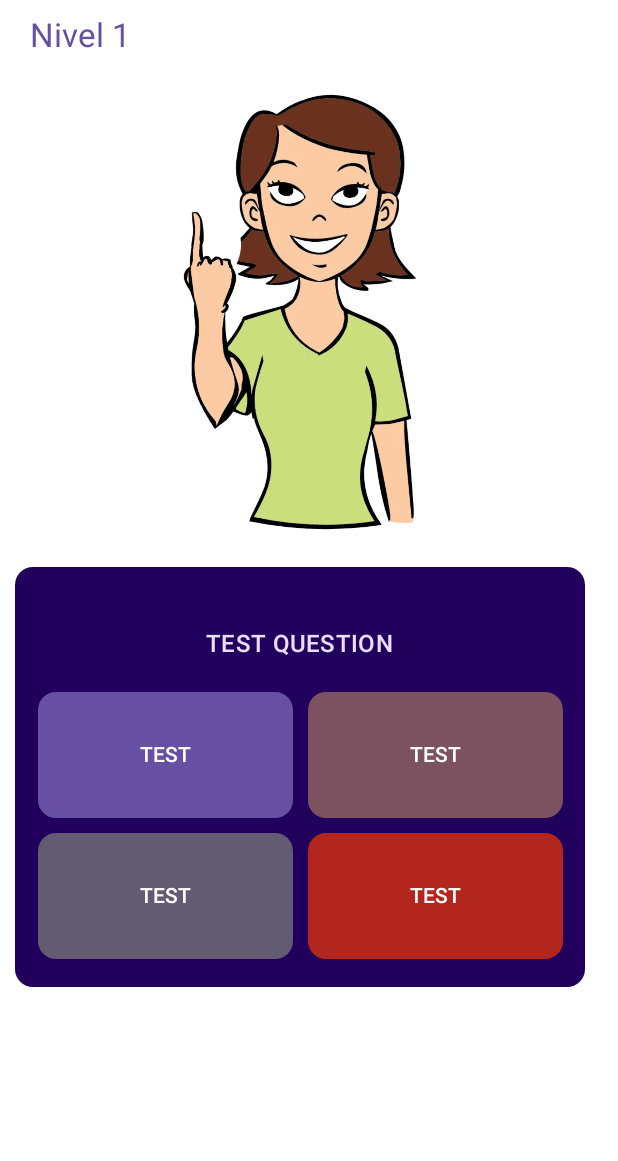
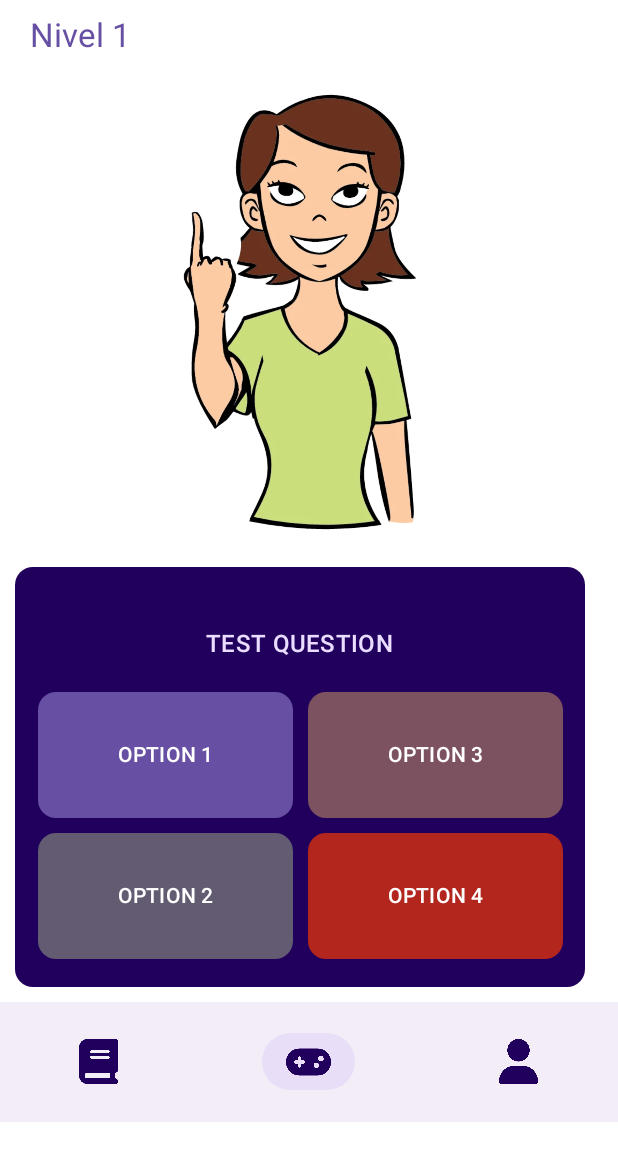
Before and after one commit to AlejandroMelendezTorres/McQueens-CyberApp, an Android app built with Jetpack Compose: the @Preview function LevelTabPreview, on a phone screen of 412 x 824 dp. Shown: the top 1161 px of the screen. Run offline under Robolectric (Android 15) with nearby library versions, the phone set to English and light mode, and no system bars.

Commit message:
added navbar and quizquestion class

```diff
--- a/Ademanos-Android-App/app/src/main/java/com/example/ademanos_android_app/LevelTab.kt
+++ b/Ademanos-Android-App/app/src/main/java/com/example/ademanos_android_app/LevelTab.kt
@@ -17,6 +17,7 @@ import androidx.compose.ui.layout.ContentScale
 import androidx.compose.ui.res.painterResource
 import androidx.compose.ui.text.style.TextAlign
 import androidx.compose.ui.tooling.preview.Preview
+import com.example.ademanos_android_app.ui.theme.QuizQuestion
 
 
 @Composable
@@ -52,7 +53,7 @@ fun OptionCard(
 
 @Composable
 fun OptionCardGrid(
-    question:String,
+    quizQuestion: QuizQuestion,
     modifier: Modifier = Modifier
 ){
     Surface(
@@ -69,7 +70,7 @@ fun OptionCardGrid(
                 .padding(top = 20.dp)
         ) {
             Text(
-                text = question.uppercase(),
+                text = quizQuestion.question.uppercase(),
                 style = MaterialTheme.typography.titleMedium,
                 modifier = Modifier,
                 color = MaterialTheme.colorScheme.primaryContainer
@@ -83,15 +84,15 @@ fun OptionCardGrid(
                     verticalArrangement = Arrangement.spacedBy(10.dp),
                     modifier=Modifier
                 ) {
-                    OptionCard(text = "Test", color = MaterialTheme.colorScheme.primary)
-                    OptionCard(text = "Test", color = MaterialTheme.colorScheme.secondary)
+                    OptionCard(text = quizQuestion.options[0], color = MaterialTheme.colorScheme.primary)
+                    OptionCard(text = quizQuestion.options[1], color = MaterialTheme.colorScheme.secondary)
                 }
                 Column(
                     verticalArrangement = Arrangement.spacedBy(10.dp),
                     modifier=Modifier
                 ) {
-                    OptionCard(text = "Test", color = MaterialTheme.colorScheme.tertiary)
-                    OptionCard(text = "Test", color = MaterialTheme.colorScheme.error)
+                    OptionCard(text = quizQuestion.options[2], color = MaterialTheme.colorScheme.tertiary)
+                    OptionCard(text = quizQuestion.options[3], color = MaterialTheme.colorScheme.error)
                 }
             }
         }
@@ -115,12 +116,12 @@ fun SignImage(
 
 @Composable
 fun LevelTab(
-    level:Int,
+    quizQuestion: QuizQuestion,
     modifier: Modifier = Modifier
 ){
     Column(modifier = modifier) {
         Text(
-            text = "Nivel $level",
+            text = "Nivel ${quizQuestion.levelNumber}",
             style = MaterialTheme.typography.titleLarge,
             textAlign = TextAlign.Left,
             color =  MaterialTheme.colorScheme.primary,
@@ -133,8 +134,56 @@ fun LevelTab(
                 .verticalScroll(rememberScrollState())
         ) {
             SignImage(R.drawable.number_1,modifier=Modifier.padding(vertical = 10.dp))
-            OptionCardGrid("Test question",modifier=Modifier.padding(vertical = 10.dp, horizontal = 10.dp))
+            OptionCardGrid(quizQuestion,modifier=Modifier.padding(vertical = 10.dp, horizontal = 10.dp))
         }
+        LevelBottomNavigation()
+    }
+}
+
+@Composable
+private fun LevelBottomNavigation(modifier: Modifier = Modifier) {
+    NavigationBar(
+        modifier=modifier
+    ){
+        NavigationBarItem(
+            icon = {
+                Icon(
+                    painter = painterResource(R.drawable.book_solid),
+                    tint = MaterialTheme.colorScheme.onPrimaryContainer,
+                    contentDescription = null,
+                    modifier = Modifier
+                        .size(30.dp)
+                )
+            },
+            selected = false,
+            onClick = { /*TODO*/ }
+        )
+        NavigationBarItem(
+            icon = {
+                Icon(
+                    painter = painterResource(R.drawable.gamepad_solid),
+                    tint = MaterialTheme.colorScheme.onPrimaryContainer,
+                    contentDescription = null,
+                    modifier = Modifier
+                        .size(30.dp)
+                )
+            },
+            selected = true,
+            onClick = { /*TODO*/ }
+        )
+        NavigationBarItem(
+            icon = {
+                Icon(
+                    painter = painterResource(R.drawable.user_solid),
+                    tint = MaterialTheme.colorScheme.onPrimaryContainer,
+                    contentDescription = null,
+                    modifier = Modifier
+                        .size(30.dp)
+                )
+            },
+            selected = false,
+            onClick = { /*TODO*/ }
+        )
     }
 }
 
@@ -147,7 +196,13 @@ fun OptionCardPreview() {
 @Preview(showBackground = true)
 @Composable
 fun OptionCardGridPreview() {
-    OptionCardGrid("Test question")
+    val testQuestion = QuizQuestion(
+        1,
+        "Test question", arrayOf(
+            "Option 1","Option 2","Option 3","Option 4"
+            ),
+        "Option 1")
+    OptionCardGrid(testQuestion)
 }
 
 @Preview(showBackground = true)
@@ -159,5 +214,17 @@ fun SignImagePreview() {
 @Preview(showBackground = true)
 @Composable
 fun LevelTabPreview() {
-    LevelTab(1)
+    val testQuestion = QuizQuestion(
+        1,
+        "Test question", arrayOf(
+            "Option 1","Option 2","Option 3","Option 4"
+        ),
+        "Option 1")
+    LevelTab(testQuestion)
 }
+
+@Preview(showBackground = true)
+@Composable
+fun LevelBottomNavigationPreview() {
+    LevelBottomNavigation()
+}
--- a/Ademanos-Android-App/app/src/main/java/com/example/ademanos_android_app/MainActivity.kt
+++ b/Ademanos-Android-App/app/src/main/java/com/example/ademanos_android_app/MainActivity.kt
@@ -11,6 +11,7 @@ import androidx.compose.runtime.Composable
 import androidx.compose.ui.Modifier
 import androidx.compose.ui.tooling.preview.Preview
 import com.example.ademanos_android_app.ui.theme.AdemanosAndroidAppTheme
+import com.example.ademanos_android_app.ui.theme.QuizQuestion
 
 class MainActivity : ComponentActivity() {
     override fun onCreate(savedInstanceState: Bundle?) {
@@ -22,7 +23,13 @@ class MainActivity : ComponentActivity() {
                     modifier = Modifier.fillMaxSize(),
                     color = MaterialTheme.colorScheme.background
                 ) {
-                    LevelTab(1)
+                    var testQuestion = QuizQuestion(
+                        1,
+                        "Test question", arrayOf<String>(
+                            "Option 1","Option 2","Option 3","Option 4"
+                        ),
+                        "Option 1")
+                    LevelTab(testQuestion)
                 }
             }
         }
--- /dev/null
+++ b/Ademanos-Android-App/app/src/main/java/com/example/ademanos_android_app/ui/theme/QuizQuestion.kt
@@ -0,0 +1,8 @@
+package com.example.ademanos_android_app.ui.theme
+
+class QuizQuestion (
+    var levelNumber: Int,
+    var question: String,
+    var options: Array<String>,
+    var correctAnswer: String
+)
```
Also changed, not shown: Ademanos-Android-App/app/src/main/res/drawable/book_solid.png (added), Ademanos-Android-App/app/src/main/res/drawable/gamepad_solid.png (added), Ademanos-Android-App/app/src/main/res/drawable/user_solid.png (added).
